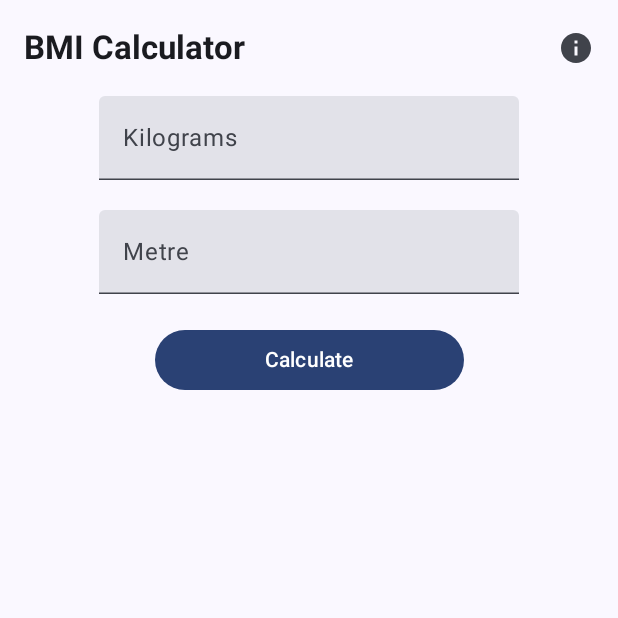
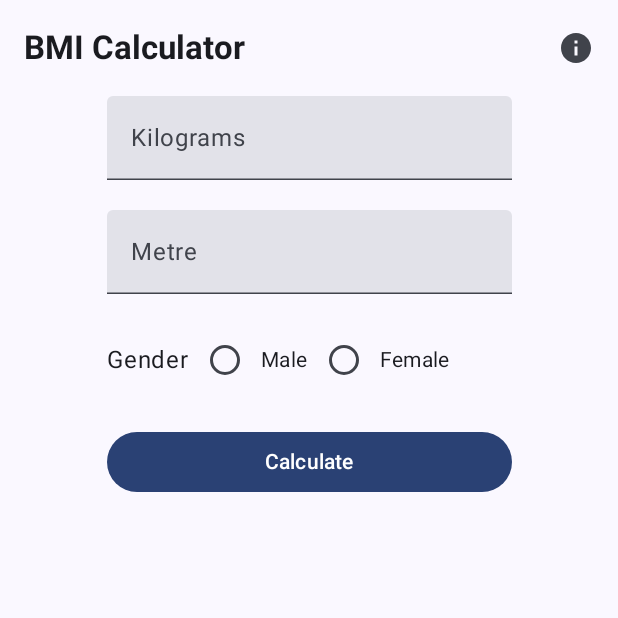
Before and after one commit to lakshaykamat/bmi-bliss, an Android app built with Jetpack Compose: the screen it shows after launch (MainActivity), on a phone screen of 412 x 824 dp, the top half of it. Run offline under Robolectric (Android 15) with nearby library versions, the phone set to English and light mode, and no system bars.

Commit message:
Add Radio Buttons UI and Fix Parent container

```diff
--- a/app/src/main/java/com/lakshaykamat/bmiBliss/ui/HomeScreen.kt
+++ b/app/src/main/java/com/lakshaykamat/bmiBliss/ui/HomeScreen.kt
@@ -1,11 +1,15 @@
 package com.lakshaykamat.bmiBliss.ui
 
+import androidx.compose.foundation.border
 import androidx.compose.foundation.layout.Arrangement
 import androidx.compose.foundation.layout.Column
+import androidx.compose.foundation.layout.Row
 import androidx.compose.foundation.layout.Spacer
 import androidx.compose.foundation.layout.fillMaxWidth
 import androidx.compose.foundation.layout.padding
+import androidx.compose.foundation.layout.width
 import androidx.compose.foundation.rememberScrollState
+import androidx.compose.foundation.text.KeyboardOptions
 import androidx.compose.foundation.verticalScroll
 import androidx.compose.material.icons.Icons
 import androidx.compose.material.icons.filled.ArrowBack
@@ -14,6 +18,8 @@ import androidx.compose.material3.Button
 import androidx.compose.material3.ExperimentalMaterial3Api
 import androidx.compose.material3.Icon
 import androidx.compose.material3.IconButton
+import androidx.compose.material3.MaterialTheme
+import androidx.compose.material3.RadioButton
 import androidx.compose.material3.Text
 import androidx.compose.material3.TextField
 import androidx.compose.material3.TopAppBar
@@ -24,7 +30,9 @@ import androidx.compose.runtime.remember
 import androidx.compose.runtime.setValue
 import androidx.compose.ui.Alignment
 import androidx.compose.ui.Modifier
+import androidx.compose.ui.graphics.Color
 import androidx.compose.ui.text.font.FontWeight
+import androidx.compose.ui.text.input.KeyboardType
 import androidx.compose.ui.tooling.preview.Preview
 import androidx.compose.ui.unit.dp
 import androidx.compose.ui.unit.sp
@@ -72,9 +80,15 @@ fun BmiApp(modifier: Modifier = Modifier) {
     var weightInputState by remember { mutableStateOf("") }
     var heightInputState by remember { mutableStateOf("") }
 
+    var selectedGender by remember { mutableStateOf<BMI.Gender?>(null) }
+
     var bmi by remember { mutableStateOf<BmiResult?>(null) }
     Column(
-        modifier = modifier.verticalScroll(rememberScrollState())
+        modifier = modifier
+            .verticalScroll(rememberScrollState())
+            .fillMaxWidth(),
+        verticalArrangement = Arrangement.Top,
+        horizontalAlignment = Alignment.CenterHorizontally
     ) {
         //Top App Bar
         AppTopBar(
@@ -88,16 +102,14 @@ fun BmiApp(modifier: Modifier = Modifier) {
                 }
             }
         )
-        Column(
-            modifier = Modifier.fillMaxWidth(),
-            verticalArrangement = Arrangement.Top,
-            horizontalAlignment = Alignment.CenterHorizontally
-        ) {
+        Column(modifier = Modifier.width(270.dp)) {
             //Weight Input Field
             TextField(
                 label = { Text(text = "Kilograms") },
                 value = weightInputState,
-                onValueChange = { weightInputState = it })
+                onValueChange = { weightInputState = it },
+                keyboardOptions = KeyboardOptions.Default.copy(keyboardType = KeyboardType.Number)
+            )
             Margin(value = 10, isVertical = true, isHorizontal = false)
 
 
@@ -105,12 +117,37 @@ fun BmiApp(modifier: Modifier = Modifier) {
             TextField(
                 label = { Text(text = "Metre") },
                 value = heightInputState,
-                onValueChange = { heightInputState = it })
+                onValueChange = { heightInputState = it },
+                keyboardOptions = KeyboardOptions.Default.copy(keyboardType = KeyboardType.Number)
+            )
             Margin(value = 10, isVertical = true, isHorizontal = false)
 
 
+            //Radio Buttons for gender
+            Row(
+                // modifier = Modifier.padding(8.dp),
+                modifier = Modifier.fillMaxWidth(),
+                verticalAlignment = Alignment.CenterVertically,
+                horizontalArrangement = Arrangement.Start
+            ) {
+                Text(text = "Gender", style = MaterialTheme.typography.bodyLarge)
+                BMI.Gender.entries.forEach { gender ->
+                    Row(verticalAlignment = Alignment.CenterVertically) {
+                        RadioButton(
+                            selected = (gender == selectedGender),
+                            onClick = { selectedGender = gender }
+                        )
+                        Text(
+                            text = gender.toString(),
+                            style = MaterialTheme.typography.bodyMedium,
+                        )
+                    }
+                }
+            }
+            Margin(value = 10, isVertical = true, isHorizontal = false)
+
             //Calculate Button
-            Button(modifier = Modifier.fillMaxWidth(.5f), onClick = {
+            Button(modifier = Modifier.fillMaxWidth(), onClick = {
                 bmi = BMI.performBmiOperation(
                     weightInputState,
                     heightInputState,
```
